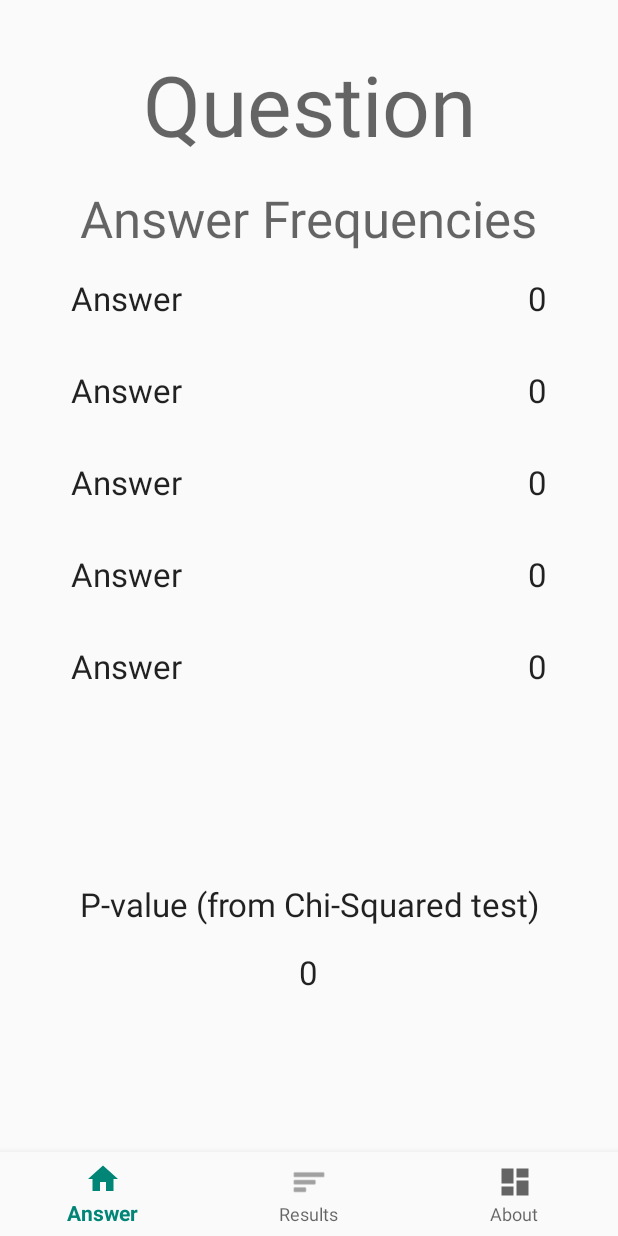
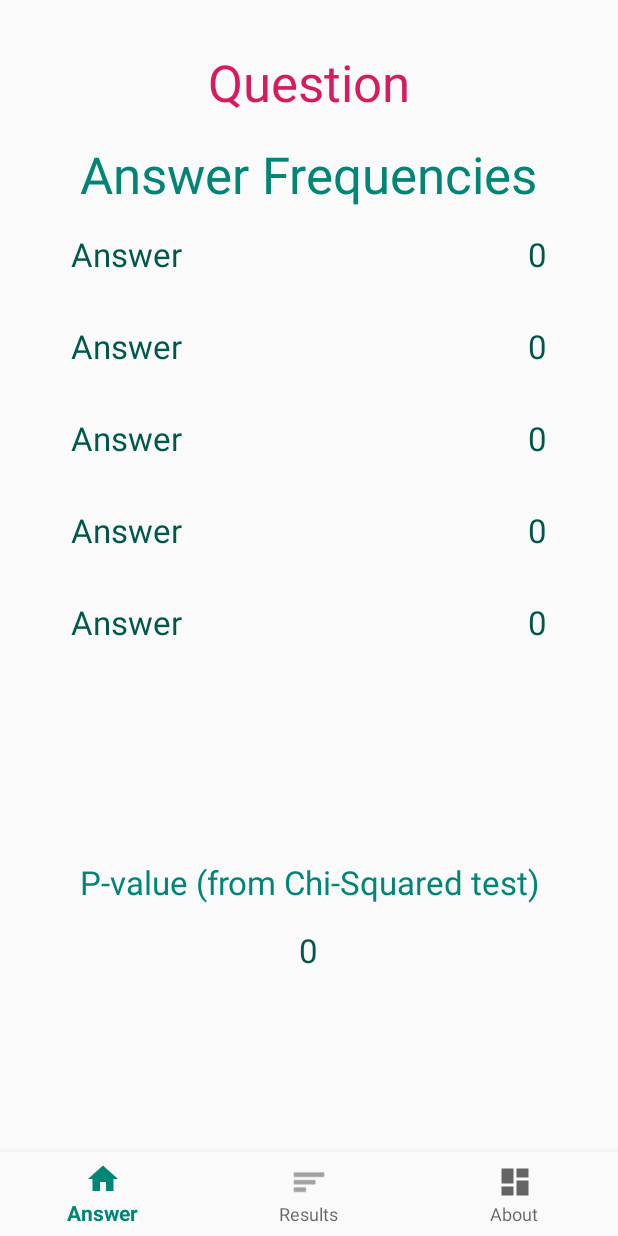
Before and after one commit to JaesKang/finalProject, an Android app: the layout layout_results.xml on its own in the app's theme, with its tools: preview values and no code run, on a phone screen of 412 x 824 dp. Run offline under Robolectric (Android 15) with nearby library versions, the phone set to English and light mode, and no system bars.

Commit message:
Improved layout colors

```diff
--- a/app/src/main/res/layout/activity_main.xml
+++ b/app/src/main/res/layout/activity_main.xml
@@ -19,11 +19,12 @@
         android:layout_marginBottom="32dp"
         android:text="@string/question_display"
         android:textAppearance="@style/TextAppearance.AppCompat.Display3"
+        android:textColor="@color/colorAccent"
         app:layout_constraintBottom_toTopOf="@+id/navigation"
         app:layout_constraintEnd_toEndOf="parent"
         app:layout_constraintStart_toStartOf="parent"
         app:layout_constraintTop_toTopOf="parent"
-        app:layout_constraintVertical_bias="0.0" />
+        app:layout_constraintVertical_bias="0.25" />
 
     <Spinner
         android:id="@+id/answerSpinner"
@@ -52,6 +53,7 @@
         android:layout_marginRight="8dp"
         android:layout_marginBottom="8dp"
         android:text="@string/title_answer"
+        android:textColor="@color/colorPrimary"
         app:layout_constraintBottom_toTopOf="@+id/navigation"
         app:layout_constraintEnd_toEndOf="parent"
         app:layout_constraintStart_toStartOf="parent"
@@ -69,6 +71,7 @@
         android:layout_marginRight="8dp"
         android:layout_marginBottom="8dp"
         android:text="@string/change_question"
+        android:textColor="@color/colorPrimary"
         app:layout_constraintBottom_toTopOf="@+id/navigation"
         app:layout_constraintEnd_toEndOf="parent"
         app:layout_constraintStart_toStartOf="parent"
--- a/app/src/main/res/layout/layout_results.xml
+++ b/app/src/main/res/layout/layout_results.xml
@@ -16,7 +16,8 @@
         android:layout_marginRight="32dp"
         android:layout_marginBottom="32dp"
         android:text="@string/question_display"
-        android:textAppearance="@style/TextAppearance.AppCompat.Display3"
+        android:textAppearance="@style/TextAppearance.AppCompat.Display1"
+        android:textColor="@color/colorAccent"
         app:layout_constraintBottom_toTopOf="@+id/navigation"
         app:layout_constraintEnd_toEndOf="parent"
         app:layout_constraintStart_toStartOf="parent"
@@ -51,7 +52,8 @@
                 android:layout_width="match_parent"
                 android:layout_height="wrap_content"
                 android:text="@string/title_frequencies"
-                android:textAppearance="@style/TextAppearance.AppCompat.Display1" />
+                android:textAppearance="@style/TextAppearance.AppCompat.Display1"
+                android:textColor="@color/colorPrimary" />
         </TableRow>
 
         <TableRow
@@ -68,7 +70,8 @@
                 android:layout_height="match_parent"
                 android:padding="8dp"
                 android:text="@string/title_answer"
-                android:textAppearance="@style/TextAppearance.AppCompat.Large" />
+                android:textAppearance="@style/TextAppearance.AppCompat.Large"
+                android:textColor="@color/colorPrimaryDark" />
 
             <TextView
                 android:id="@+id/frequency0"
@@ -76,7 +79,8 @@
                 android:layout_height="match_parent"
                 android:padding="8dp"
                 android:text="@string/zero"
-                android:textAppearance="@style/TextAppearance.AppCompat.Large" />
+                android:textAppearance="@style/TextAppearance.AppCompat.Large"
+                android:textColor="@color/colorPrimaryDark" />
         </TableRow>
 
         <TableRow
@@ -93,7 +97,8 @@
                 android:layout_height="match_parent"
                 android:padding="8dp"
                 android:text="@string/title_answer"
-                android:textAppearance="@style/TextAppearance.AppCompat.Large" />
+                android:textAppearance="@style/TextAppearance.AppCompat.Large"
+                android:textColor="@color/colorPrimaryDark" />
 
             <TextView
                 android:id="@+id/frequency1"
@@ -101,7 +106,8 @@
                 android:layout_height="match_parent"
                 android:padding="8dp"
                 android:text="@string/zero"
-                android:textAppearance="@style/TextAppearance.AppCompat.Large" />
+                android:textAppearance="@style/TextAppearance.AppCompat.Large"
+                android:textColor="@color/colorPrimaryDark" />
 
         </TableRow>
 
@@ -119,7 +125,8 @@
                 android:layout_height="match_parent"
                 android:padding="8dp"
                 android:text="@string/title_answer"
-                android:textAppearance="@style/TextAppearance.AppCompat.Large" />
+                android:textAppearance="@style/TextAppearance.AppCompat.Large"
+                android:textColor="@color/colorPrimaryDark" />
 
             <TextView
                 android:id="@+id/frequency2"
@@ -127,7 +134,8 @@
                 android:layout_height="match_parent"
                 android:padding="8dp"
                 android:text="@string/zero"
-                android:textAppearance="@style/TextAppearance.AppCompat.Large" />
+                android:textAppearance="@style/TextAppearance.AppCompat.Large"
+                android:textColor="@color/colorPrimaryDark" />
         </TableRow>
 
         <TableRow
@@ -144,7 +152,8 @@
                 android:layout_height="match_parent"
                 android:padding="8dp"
                 android:text="@string/title_answer"
-                android:textAppearance="@style/TextAppearance.AppCompat.Large" />
+                android:textAppearance="@style/TextAppearance.AppCompat.Large"
+                android:textColor="@color/colorPrimaryDark" />
 
             <TextView
                 android:id="@+id/frequency3"
@@ -152,7 +161,8 @@
                 android:layout_height="match_parent"
                 android:padding="8dp"
                 android:text="@string/zero"
-                android:textAppearance="@style/TextAppearance.AppCompat.Large" />
+                android:textAppearance="@style/TextAppearance.AppCompat.Large"
+                android:textColor="@color/colorPrimaryDark" />
         </TableRow>
 
         <TableRow
@@ -169,7 +179,8 @@
                 android:layout_height="match_parent"
                 android:padding="8dp"
                 android:text="@string/title_answer"
-                android:textAppearance="@style/TextAppearance.AppCompat.Large" />
+                android:textAppearance="@style/TextAppearance.AppCompat.Large"
+                android:textColor="@color/colorPrimaryDark" />
 
             <TextView
                 android:id="@+id/frequency4"
@@ -177,7 +188,8 @@
                 android:layout_height="match_parent"
                 android:padding="8dp"
                 android:text="@string/zero"
-                android:textAppearance="@style/TextAppearance.AppCompat.Large" />
+                android:textAppearance="@style/TextAppearance.AppCompat.Large"
+                android:textColor="@color/colorPrimaryDark" />
         </TableRow>
     </TableLayout>
 
@@ -218,7 +230,8 @@
             android:layout_weight="1"
             android:gravity="center"
             android:text="@string/chi_p_value"
-            android:textAppearance="@style/TextAppearance.AppCompat.Large" />
+            android:textAppearance="@style/TextAppearance.AppCompat.Large"
+            android:textColor="@color/colorPrimary" />
 
         <TextView
             android:id="@+id/p_value"
@@ -227,7 +240,8 @@
             android:layout_margin="8dp"
             android:layout_weight="1"
             android:text="@string/zero"
-            android:textAppearance="@style/TextAppearance.AppCompat.Large" />
+            android:textAppearance="@style/TextAppearance.AppCompat.Large"
+            android:textColor="@color/colorPrimaryDark" />
     </LinearLayout>
 
 </android.support.constraint.ConstraintLayout>
--- a/app/src/main/res/layout/layout_set_question.xml
+++ b/app/src/main/res/layout/layout_set_question.xml
@@ -1,7 +1,5 @@
 <?xml version="1.0" encoding="utf-8"?>
 <LinearLayout xmlns:android="http://schemas.android.com/apk/res/android"
-    xmlns:app="http://schemas.android.com/apk/res-auto"
-    xmlns:tools="http://schemas.android.com/tools"
     android:layout_width="match_parent"
     android:layout_height="match_parent"
     android:gravity="center"
@@ -37,7 +35,8 @@
             android:id="@+id/set_question_text"
             android:layout_width="match_parent"
             android:layout_height="wrap_content"
-            android:hint="@string/set_question" />
+            android:hint="@string/set_question"
+            android:textColor="@color/colorPrimaryDark" />
     </android.support.design.widget.TextInputLayout>
 
     <Button
```
Also changed, not shown: app/src/main/res/layout/layout_about.xml (+38 -36 lines), app/src/main/res/layout/layout_set_answers.xml (+5 -2 lines).
